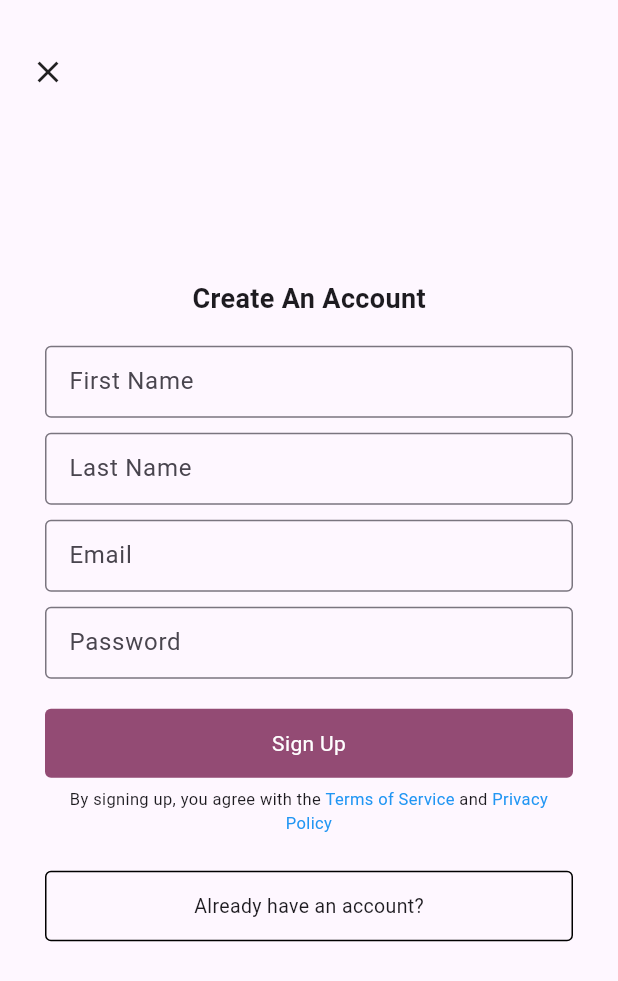
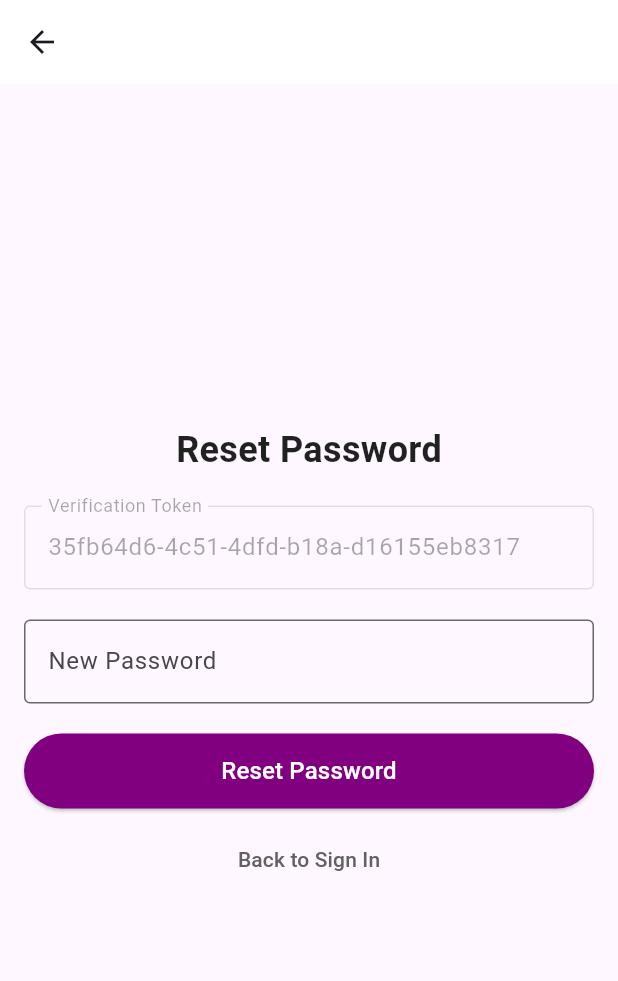
Before and after one commit to mijimoto/PC-Builer-FE, a Flutter app: the screen it shows after launch, on a phone screen of 412 x 824 dp. Shown: the top 981 px of the screen. Run offline on Flutter 3.47's test engine with Material 3 defaults, Android fonts, the light colour scheme and no system bars; our stand-ins replace shared_preferences.

Commit message:
update password reset logic

```diff
--- a/lib/main.dart
+++ b/lib/main.dart
@@ -11,6 +11,7 @@ import 'item_batch.dart';
 import 'DetailScreen.dart';
 import 'InfoPartScreen.dart';
 import 'BuildPageScreen.dart'; // From the first file
+import 'reset_password_page.dart'; // Import the reset password page
 
 void main() {
   runApp(const MyApp()); // ✅ Launch the app
@@ -34,11 +35,12 @@ class MyApp extends StatelessWidget {
       //home: LogInScreen(),
       //home: ForgotPasswordScreen(),
       //home: HomePageScreen(),
-      home: SignUpScreen(),
+      //home: SignUpScreen(),
       //home: AccountScreen(),
       //home: UserProfileEdit(),
       //home: ItemListPage(),
       //home: InfoPartScreen(partName: 'CPU'),
+      home: ResetPasswordPage(token: '35fb64d6-4c51-4dfd-b18a-d16155eb8317'), // ✅ Reset Password Page
     );
   }
 }
--- /dev/null
+++ b/lib/reset_password_page.dart
@@ -0,0 +1,180 @@
+import 'package:flutter/material.dart';
+import 'package:http/http.dart' as http;
+import 'log_in_page.dart'; //
+
+class ResetPasswordPage extends StatefulWidget {
+  final String token;
+
+  ResetPasswordPage({required this.token});
+
+  @override
+  _ResetPasswordPageState createState() => _ResetPasswordPageState();
+}
+
+class _ResetPasswordPageState extends State<ResetPasswordPage> {
+  final _newPasswordController = TextEditingController();
+  String? _errorMessage;
+  bool _isLoading = false;
+  late String _token; // Lưu token từ widget
+
+  @override
+  void initState() {
+    super.initState();
+    _token = widget.token; // Gán token từ constructor
+  }
+
+  Future<void> _resetPassword() async {
+    setState(() {
+      _isLoading = true;
+      _errorMessage = null;
+    });
+
+    final newPassword = _newPasswordController.text.trim();
+
+    if (newPassword.isEmpty) {
+      setState(() {
+        _errorMessage = 'Please enter new password';
+        _isLoading = false;
+      });
+      return;
+    }
+
+    try {
+      final uri = Uri.parse(
+        'http://10.0.2.2:8080/api/v1/accounts/reset-password',
+      ).replace(queryParameters: {'token': _token, 'newPassword': newPassword});
+
+      print('Request URI: $uri');
+
+      final response = await http.post(
+        uri,
+        headers: {'Accept': 'application/json'},
+      );
+
+      print('Response status: ${response.statusCode}');
+      print('Response body: ${response.body}');
+
+      if (response.statusCode == 200) {
+        ScaffoldMessenger.of(context).showSnackBar(
+          const SnackBar(
+            content: Text('Password reset successfully'),
+            duration: Duration(seconds: 3),
+          ),
+        );
+
+        // Navigate directly to LoginScreen instead of a named route
+        Navigator.pushAndRemoveUntil(
+          context,
+          MaterialPageRoute(builder: (context) => LogInScreen()),
+          (route) => false,
+        );
+      } else {
+        setState(() {
+          _errorMessage =
+              'Failed to reset password. Status: ${response.statusCode}, Body: ${response.body}';
+          _isLoading = false;
+        });
+      }
+    } catch (e) {
+      setState(() {
+        _errorMessage = 'Connection Error: $e';
+        _isLoading = false;
+      });
+    }
+  }
+
+  @override
+  void dispose() {
+    _newPasswordController.dispose();
+    super.dispose();
+  }
+
+  @override
+  Widget build(BuildContext context) {
+    return Scaffold(
+      appBar: AppBar(
+        leading: IconButton(
+          icon: Icon(Icons.arrow_back),
+          onPressed: () {
+            Navigator.pop(context);
+          },
+        ),
+        backgroundColor: Colors.white,
+        elevation: 0,
+      ),
+      body: Padding(
+        padding: const EdgeInsets.all(16.0),
+        child: Column(
+          mainAxisAlignment: MainAxisAlignment.center,
+          crossAxisAlignment: CrossAxisAlignment.center,
+          children: [
+            Text(
+              'Reset Password',
+              style: TextStyle(
+                fontSize: 24,
+                fontWeight: FontWeight.bold,
+                color: Colors.black87,
+              ),
+            ),
+            SizedBox(height: 20),
+            TextField(
+              controller: TextEditingController(text: _token), // Hiển thị token
+              enabled: false, // Không cho sửa token
+              decoration: InputDecoration(
+                labelText: 'Verification Token',
+                border: OutlineInputBorder(),
+                enabledBorder: OutlineInputBorder(
+                  borderSide: BorderSide(
+                    color: const Color.fromARGB(255, 105, 104, 104),
+                  ),
+                ),
+                errorText: _errorMessage,
+              ),
+            ),
+            SizedBox(height: 20),
+            TextField(
+              controller: _newPasswordController,
+              decoration: InputDecoration(
+                labelText: 'New Password',
+                border: OutlineInputBorder(),
+                enabledBorder: OutlineInputBorder(
+                  borderSide: BorderSide(
+                    color: const Color.fromARGB(255, 105, 104, 104),
+                  ),
+                ),
+              ),
+              obscureText: true,
+            ),
+            SizedBox(height: 20),
+            _isLoading
+                ? CircularProgressIndicator()
+                : ElevatedButton(
+                    onPressed: _resetPassword,
+                    style: ElevatedButton.styleFrom(
+                      backgroundColor: Color(0xFF800080),
+                      minimumSize: Size(double.infinity, 50),
+                    ),
+                    child: Text(
+                      'Reset Password',
+                      style: TextStyle(fontSize: 16, color: Colors.white),
+                    ),
+                  ),
+            SizedBox(height: 10),
+            TextButton(
+              onPressed: () {
+                Navigator.pushReplacement(
+                  context,
+                  MaterialPageRoute(builder: (context) => LogInScreen()),
+                );
+              },
+              child: Text(
+                'Back to Sign In',
+                style: TextStyle(color: Colors.grey[700]),
+              ),
+            ),
+          ],
+        ),
+      ),
+    );
+  }
+}
```
Also changed, not shown: lib/forgot_password_page.dart (+125 -3 lines).
